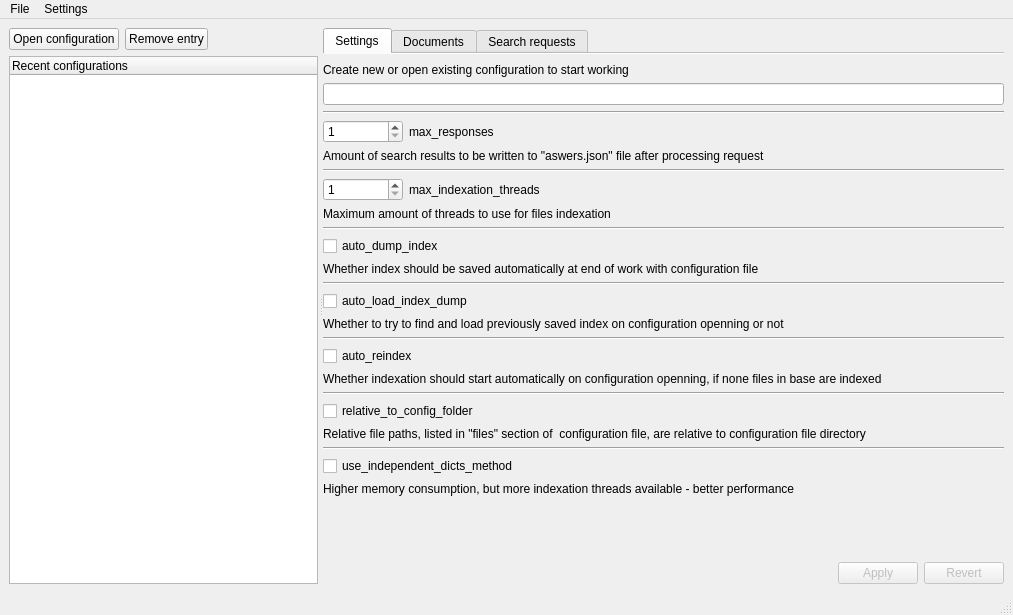
First picture: the form in gui/include/gui.ui, repository Rod-L/search_engine, before the edit.
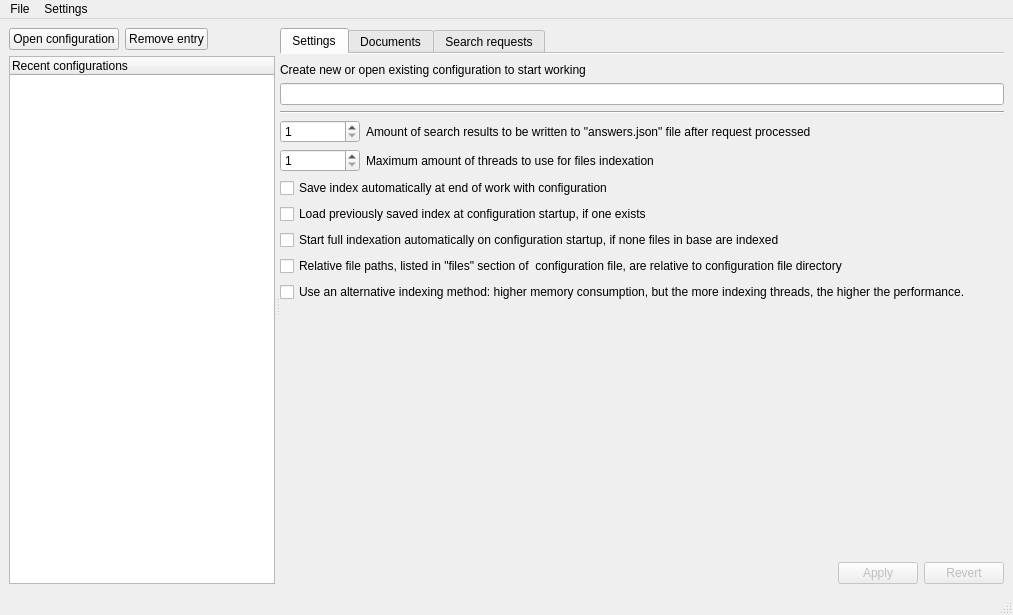
Second picture: the form after the edit. The open tabs and pages were chosen to show the change.

```diff
--- a/gui/include/gui.ui
+++ b/gui/include/gui.ui
@@ -210,7 +210,7 @@
              <item>
               <widget class="QLabel" name="label">
                <property name="text">
-                <string>max_responses</string>
+                <string>Amount of search results to be written to &quot;answers.json&quot; file after request processed</string>
                </property>
               </widget>
              </item>
@@ -229,29 +229,6 @@
              </item>
             </layout>
            </item>
-           <item>
-            <widget class="QLabel" name="label_tooltip1">
-             <property name="sizePolicy">
-              <sizepolicy hsizetype="Expanding" vsizetype="Preferred">
-               <horstretch>0</horstretch>
-               <verstretch>0</verstretch>
-              </sizepolicy>
-             </property>
-             <property name="text">
-              <string>Amount of search results to be written to &quot;aswers.json&quot; file after processing request</string>
-             </property>
-             <property name="wordWrap">
-              <bool>true</bool>
-             </property>
-            </widget>
-           </item>
-           <item>
-            <widget class="Line" name="line_tooltip2">
-             <property name="orientation">
-              <enum>Qt::Horizontal</enum>
-             </property>
-            </widget>
-           </item>
            <item>
             <layout class="QHBoxLayout" name="horizontalLayout_3">
              <item>
@@ -273,7 +250,7 @@
              <item>
               <widget class="QLabel" name="label_2">
                <property name="text">
-                <string>max_indexation_threads</string>
+                <string>Maximum amount of threads to use for files indexation</string>
                </property>
               </widget>
              </item>
@@ -292,115 +269,38 @@
              </item>
             </layout>
            </item>
-           <item>
-            <widget class="QLabel" name="label_tooltip2">
-             <property name="text">
-              <string>Maximum amount of threads to use for files indexation</string>
-             </property>
-            </widget>
-           </item>
-           <item>
-            <widget class="Line" name="line_tooltip3">
-             <property name="orientation">
-              <enum>Qt::Horizontal</enum>
-             </property>
-            </widget>
-           </item>
            <item>
             <widget class="QCheckBox" name="checkBox_auto_dump_index">
              <property name="text">
-              <string>auto_dump_index</string>
-             </property>
-            </widget>
-           </item>
-           <item>
-            <widget class="QLabel" name="label_tooltip3">
-             <property name="text">
-              <string>Whether index should be saved automatically at end of work with configuration file</string>
-             </property>
-            </widget>
-           </item>
-           <item>
-            <widget class="Line" name="line_tooltip4">
-             <property name="orientation">
-              <enum>Qt::Horizontal</enum>
+              <string>Save index automatically at end of work with configuration</string>
              </property>
             </widget>
            </item>
            <item>
             <widget class="QCheckBox" name="checkBox_auto_load_index_dump">
              <property name="text">
-              <string>auto_load_index_dump</string>
-             </property>
-            </widget>
-           </item>
-           <item>
-            <widget class="QLabel" name="label_tooltip4">
-             <property name="text">
-              <string>Whether to try to find and load previously saved index on configuration openning or not </string>
-             </property>
-            </widget>
-           </item>
-           <item>
-            <widget class="Line" name="line_tooltip5">
-             <property name="orientation">
-              <enum>Qt::Horizontal</enum>
+              <string>Load previously saved index at configuration startup, if one exists</string>
              </property>
             </widget>
            </item>
            <item>
             <widget class="QCheckBox" name="checkBox_auto_reindex">
              <property name="text">
-              <string>auto_reindex</string>
-             </property>
-            </widget>
-           </item>
-           <item>
-            <widget class="QLabel" name="label_tooltip5">
-             <property name="text">
-              <string>Whether indexation should start automatically on configuration openning, if none files in base are indexed</string>
-             </property>
-            </widget>
-           </item>
-           <item>
-            <widget class="Line" name="line_tooltip6">
-             <property name="orientation">
-              <enum>Qt::Horizontal</enum>
+              <string>Start full indexation automatically on configuration startup, if none files in base are indexed</string>
              </property>
             </widget>
            </item>
            <item>
             <widget class="QCheckBox" name="checkBox_relative_to_config_folder">
              <property name="text">
-              <string>relative_to_config_folder</string>
-             </property>
-            </widget>
-           </item>
-           <item>
-            <widget class="QLabel" name="label_tooltip6">
-             <property name="text">
               <string>Relative file paths, listed in &quot;files&quot; section of  configuration file, are relative to configuration file directory</string>
              </property>
             </widget>
            </item>
-           <item>
-            <widget class="Line" name="line_tooltip7">
-             <property name="orientation">
-              <enum>Qt::Horizontal</enum>
-             </property>
-            </widget>
-           </item>
            <item>
             <widget class="QCheckBox" name="checkBox_use_independent_dicts_method">
              <property name="text">
-              <string>use_independent_dicts_method</string>
-             </property>
-            </widget>
-           </item>
-           <item>
-            <widget class="QLabel" name="label_tooltip7">
-             <property name="text">
-              <string>Higher memory consumption, but more indexation threads available - better performance</string>
+              <string>Use an alternative indexing method: higher memory consumption, but the more indexing threads, the higher the performance.</string>
              </property>
             </widget>
            </item>
```
Left out of the diff: 26 changed lines with no effect on the pictures.
